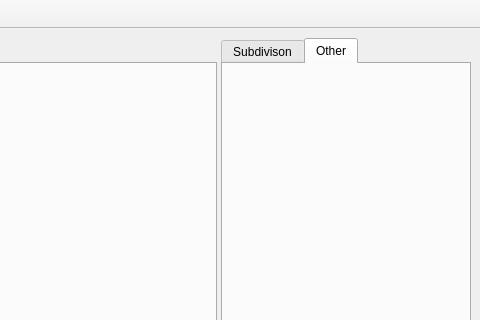
sikessle/subvis, file SubVis/app/view/mainwindow.ui: the form before one commit; both pictures show x 420 to 900 and y 0 to 320 of the 900 by 700 pixel window.
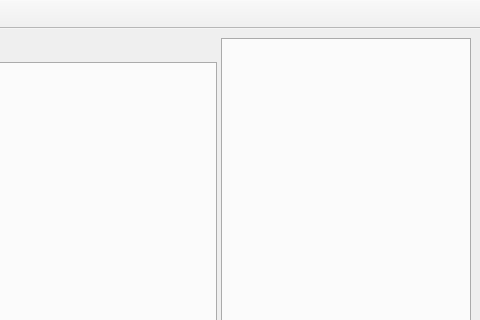
The form after the commit. Icons and pictures are not drawn. Custom widgets are drawn as their Qt base class.

Commit message: plugin dynamic gui creation

What changed in the file:
```diff
--- a/SubVis/app/view/mainwindow.ui
+++ b/SubVis/app/view/mainwindow.ui
@@ -82,16 +82,6 @@
        <property name="tabBarAutoHide">
         <bool>false</bool>
        </property>
-       <widget class="QWidget" name="tab_plugin_subdivison">
-        <attribute name="title">
-         <string>Subdivison</string>
-        </attribute>
-       </widget>
-       <widget class="QWidget" name="tab_plugin_other">
-        <attribute name="title">
-         <string>Other</string>
-        </attribute>
-       </widget>
       </widget>
      </widget>
     </item>
```
Left out of the diff: 2 changed lines with no effect on the pictures. The commit also changes 11 other files.
